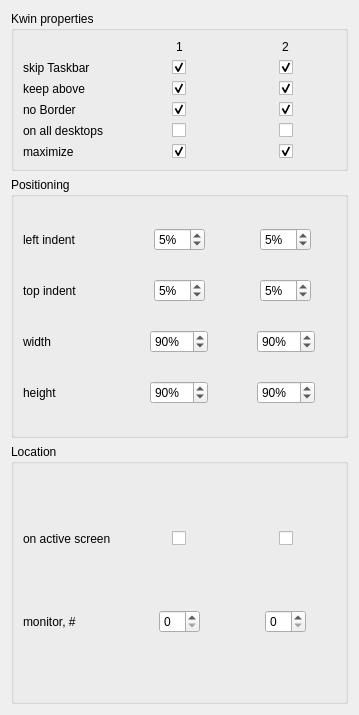
First picture: the form in res/config.ui, repository anametologin/huake, before the edit.
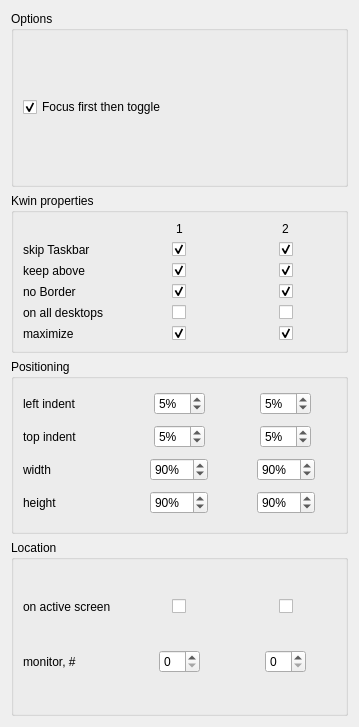
Second picture: the form after the edit. Custom widgets are drawn as their Qt base class.

Commit message: ADD: settings option 'focus first then toggle' FIX: when move to other display with different resolution by kwin shortcut the huake window did not change its size

What changed in the file:
```diff
--- a/res/config.ui
+++ b/res/config.ui
@@ -10,7 +10,7 @@
     <x>0</x>
     <y>0</y>
     <width>359</width>
-    <height>715</height>
+    <height>727</height>
    </rect>
   </property>
   <property name="sizePolicy">
@@ -29,6 +29,25 @@
    <string>Huake settings</string>
   </property>
   <layout class="QVBoxLayout" name="verticalLayout">
+   <item>
+    <widget class="QGroupBox" name="groupBox_4">
+     <property name="title">
+      <string>Options</string>
+     </property>
+     <layout class="QVBoxLayout" name="verticalLayout_2">
+      <item>
+       <widget class="QCheckBox" name="kcfg_focusFirst">
+        <property name="text">
+         <string>Focus first then toggle</string>
+        </property>
+        <property name="checked">
+         <bool>true</bool>
+        </property>
+       </widget>
+      </item>
+     </layout>
+    </widget>
+   </item>
    <item>
     <widget class="QGroupBox" name="groupBox">
      <property name="sizePolicy">
```
The commit also changes 4 other files.
